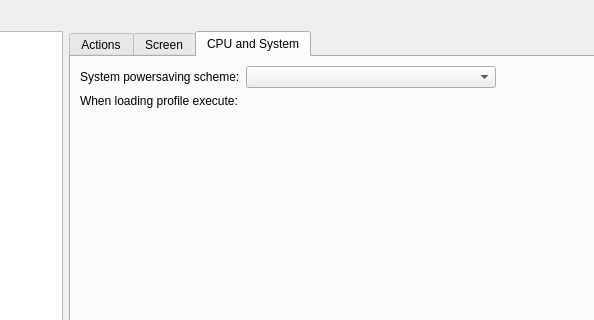
Before: the Qt Designer form kcmodule/profileEditPage.ui in KDE/powerdevil, drawn with Qt 5; both pictures show x 198 to 792 and y 0 to 320 of the 946 by 735 pixel window.
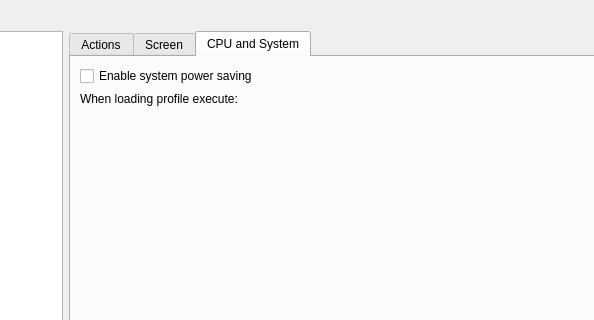
After: the same form once the commit is applied. Custom widgets are drawn as their Qt base class.

Commit message: Current powerdevil and solid implementation has the concept of schemes, not to be confused with profiles, which is currently hard coded to "powersave" and "performance". The only thing this is doing is to map powersave/performance to the SetPowerSave HAL method which either enabled or disables certain system level power management functionality. So get rid of the scheme implementation and use a boolean method which really does what it is supposed to, set system power management on or off.

```diff
--- a/kcmodule/profileEditPage.ui
+++ b/kcmodule/profileEditPage.ui
@@ -471,20 +471,29 @@
            <property name="fieldGrowthPolicy">
             <enum>QFormLayout::ExpandingFieldsGrow</enum>
            </property>
-           <item row="1" column="0">
-            <widget class="QLabel" name="label_19">
+           <item row="5" column="0">
+            <widget class="QCheckBox" name="SetPowerSaveCheckBox">
+             <property name="enabled">
+              <bool>true</bool>
+             </property>
+             <property name="layoutDirection">
+              <enum>Qt::LeftToRight</enum>
+             </property>
              <property name="text">
-              <string>System powersaving scheme:</string>
+              <string>Enable system power saving</string>
              </property>
-             <property name="buddy">
-              <cstring>schemeCombo</cstring>
+             <property name="checkable">
+              <bool>true</bool>
+             </property>
+             <property name="checked">
+              <bool>false</bool>
              </property>
             </widget>
            </item>
-           <item row="1" column="1">
-            <widget class="KComboBox" name="schemeCombo">
+           <item row="6" column="1">
+            <widget class="KUrlRequester" name="scriptRequester">
              <property name="sizePolicy">
-              <sizepolicy hsizetype="MinimumExpanding" vsizetype="Fixed">
+              <sizepolicy hsizetype="MinimumExpanding" vsizetype="Preferred">
                <horstretch>0</horstretch>
                <verstretch>0</verstretch>
               </sizepolicy>
@@ -497,7 +506,7 @@
              </property>
             </widget>
            </item>
-           <item row="2" column="0">
+           <item row="6" column="0">
             <widget class="QLabel" name="label_20">
              <property name="text">
               <string>When loading profile execute:</string>
@@ -507,22 +516,6 @@
              </property>
             </widget>
            </item>
-           <item row="2" column="1">
-            <widget class="KUrlRequester" name="scriptRequester">
-             <property name="sizePolicy">
-              <sizepolicy hsizetype="MinimumExpanding" vsizetype="Preferred">
-               <horstretch>0</horstretch>
-               <verstretch>0</verstretch>
-              </sizepolicy>
-             </property>
-             <property name="maximumSize">
-              <size>
-               <width>250</width>
-               <height>16777215</height>
-              </size>
-             </property>
-            </widget>
-           </item>
           </layout>
           <zorder>schemeCombo</zorder>
           <zorder>label_20</zorder>
```
Left out of the diff: 4 changed lines with no effect on the pictures. The commit also changes 7 other files.
